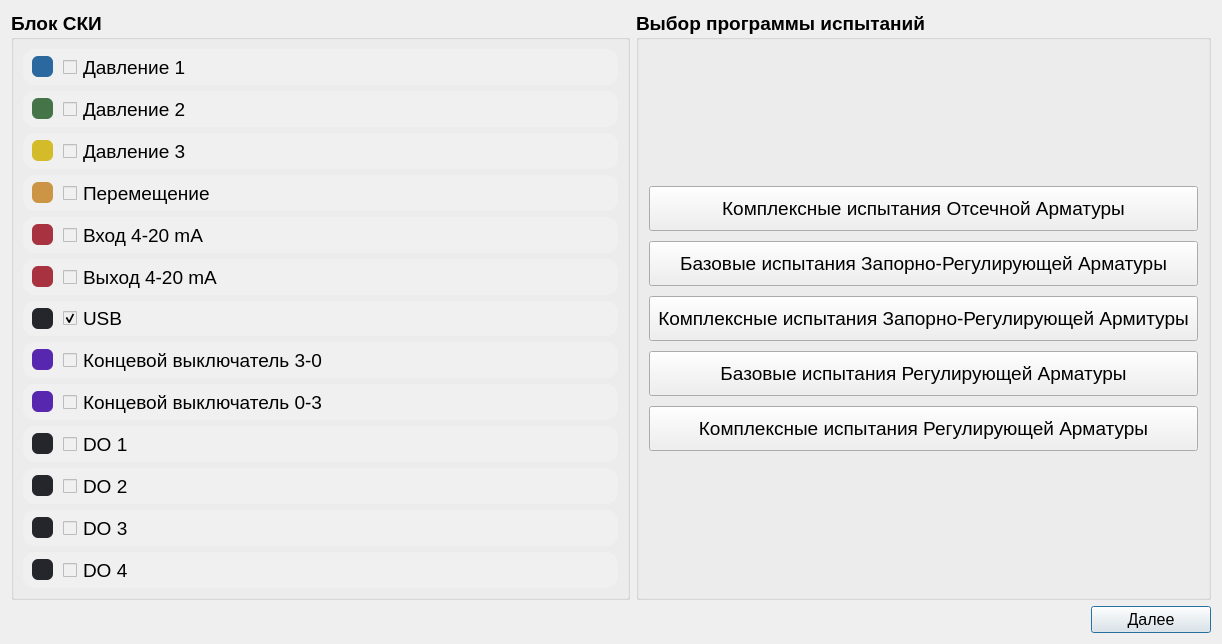
Above: SelectTests.ui from Rekvim/MpiSki before the change. Below: the same form after it.
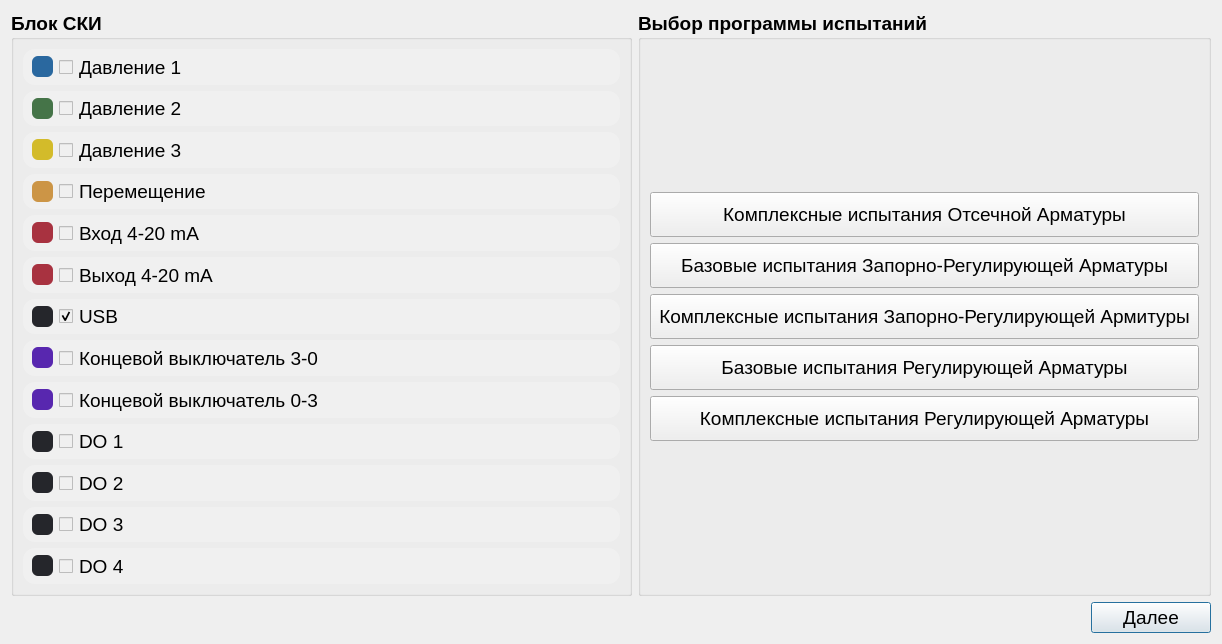
That is the form after the change.

Patch:
```diff
--- a/SelectTests.ui
+++ b/SelectTests.ui
@@ -49,7 +49,7 @@
           </property>
           <layout class="QHBoxLayout" name="horizontalLayout_15">
            <property name="spacing">
-            <number>10</number>
+            <number>6</number>
            </property>
            <property name="leftMargin">
             <number>9</number>
@@ -132,9 +132,6 @@
            <enum>QFrame::Shadow::Raised</enum>
           </property>
           <layout class="QHBoxLayout" name="horizontalLayout_16">
-           <property name="spacing">
-            <number>10</number>
-           </property>
            <property name="leftMargin">
             <number>9</number>
            </property>
@@ -213,9 +210,6 @@
            <enum>QFrame::Shadow::Raised</enum>
           </property>
           <layout class="QHBoxLayout" name="horizontalLayout_17">
-           <property name="spacing">
-            <number>10</number>
-           </property>
            <property name="leftMargin">
             <number>9</number>
            </property>
@@ -288,9 +282,6 @@
            <enum>QFrame::Shadow::Raised</enum>
           </property>
           <layout class="QHBoxLayout" name="horizontalLayout_18">
-           <property name="spacing">
-            <number>10</number>
-           </property>
            <property name="leftMargin">
             <number>9</number>
            </property>
@@ -363,9 +354,6 @@
            <enum>QFrame::Shadow::Raised</enum>
           </property>
           <layout class="QHBoxLayout" name="horizontalLayout_19">
-           <property name="spacing">
-            <number>10</number>
-           </property>
            <property name="leftMargin">
             <number>9</number>
            </property>
@@ -438,9 +426,6 @@
            <enum>QFrame::Shadow::Raised</enum>
           </property>
           <layout class="QHBoxLayout" name="horizontalLayout_22">
-           <property name="spacing">
-            <number>10</number>
-           </property>
            <property name="leftMargin">
             <number>9</number>
            </property>
@@ -513,9 +498,6 @@
            <enum>QFrame::Shadow::Raised</enum>
           </property>
           <layout class="QHBoxLayout" name="horizontalLayout_24">
-           <property name="spacing">
-            <number>10</number>
-           </property>
            <property name="leftMargin">
             <number>9</number>
            </property>
@@ -600,9 +582,6 @@
            <enum>QFrame::Shadow::Raised</enum>
           </property>
           <layout class="QHBoxLayout" name="horizontalLayout_20">
-           <property name="spacing">
-            <number>10</number>
-           </property>
            <property name="leftMargin">
             <number>9</number>
            </property>
@@ -675,9 +654,6 @@
            <enum>QFrame::Shadow::Raised</enum>
           </property>
           <layout class="QHBoxLayout" name="horizontalLayout_21">
-           <property name="spacing">
-            <number>10</number>
-           </property>
            <property name="leftMargin">
             <number>9</number>
            </property>
@@ -762,9 +738,6 @@
            <enum>QFrame::Shadow::Raised</enum>
           </property>
           <layout class="QHBoxLayout" name="horizontalLayout_27">
-           <property name="spacing">
-            <number>10</number>
-           </property>
            <property name="leftMargin">
             <number>9</number>
            </property>
@@ -843,9 +816,6 @@
            <enum>QFrame::Shadow::Raised</enum>
           </property>
           <layout class="QHBoxLayout" name="horizontalLayout_23">
-           <property name="spacing">
-            <number>10</number>
-           </property>
            <property name="leftMargin">
             <number>9</number>
            </property>
@@ -918,9 +888,6 @@
            <enum>QFrame::Shadow::Raised</enum>
           </property>
           <layout class="QHBoxLayout" name="horizontalLayout_25">
-           <property name="spacing">
-            <number>10</number>
-           </property>
            <property name="leftMargin">
             <number>9</number>
            </property>
@@ -993,9 +960,6 @@
            <enum>QFrame::Shadow::Raised</enum>
           </property>
           <layout class="QHBoxLayout" name="horizontalLayout_26">
-           <property name="spacing">
-            <number>10</number>
-           </property>
            <property name="leftMargin">
             <number>9</number>
            </property>
@@ -1071,21 +1035,6 @@
         <string>Выбор программы испытаний</string>
        </property>
        <layout class="QVBoxLayout" name="verticalLayout_2">
-        <property name="spacing">
-         <number>10</number>
-        </property>
-        <property name="leftMargin">
-         <number>10</number>
-        </property>
-        <property name="topMargin">
-         <number>10</number>
-        </property>
-        <property name="rightMargin">
-         <number>10</number>
-        </property>
-        <property name="bottomMargin">
-         <number>10</number>
-        </property>
         <item>
          <spacer name="verticalSpacer_2">
           <property name="orientation">
@@ -1268,23 +1217,7 @@
     </layout>
    </item>
    <item>
-    <widget class="QWidget" name="widget" native="true">
      <layout class="QHBoxLayout" name="horizontalLayout">
-      <property name="spacing">
-       <number>15</number>
-      </property>
-      <property name="leftMargin">
-       <number>0</number>
-      </property>
-      <property name="topMargin">
-       <number>0</number>
-      </property>
-      <property name="rightMargin">
-       <number>0</number>
-      </property>
-      <property name="bottomMargin">
-       <number>0</number>
-      </property>
       <item>
        <spacer name="horizontalSpacer">
         <property name="orientation">
@@ -1292,7 +1225,7 @@
         </property>
         <property name="sizeHint" stdset="0">
          <size>
-          <width>1066</width>
+         <width>40</width>
           <height>20</height>
          </size>
         </property>
@@ -1311,7 +1244,7 @@
         </property>
         <property name="font">
          <font>
-          <pointsize>12</pointsize>
+         <pointsize>14</pointsize>
          </font>
         </property>
         <property name="text">
@@ -1320,7 +1253,6 @@
        </widget>
       </item>
      </layout>
-    </widget>
    </item>
   </layout>
  </widget>
```
Left out of the diff: 4 changed lines with no effect on the pictures. Lines whose indentation alone changed are shown as unchanged.
